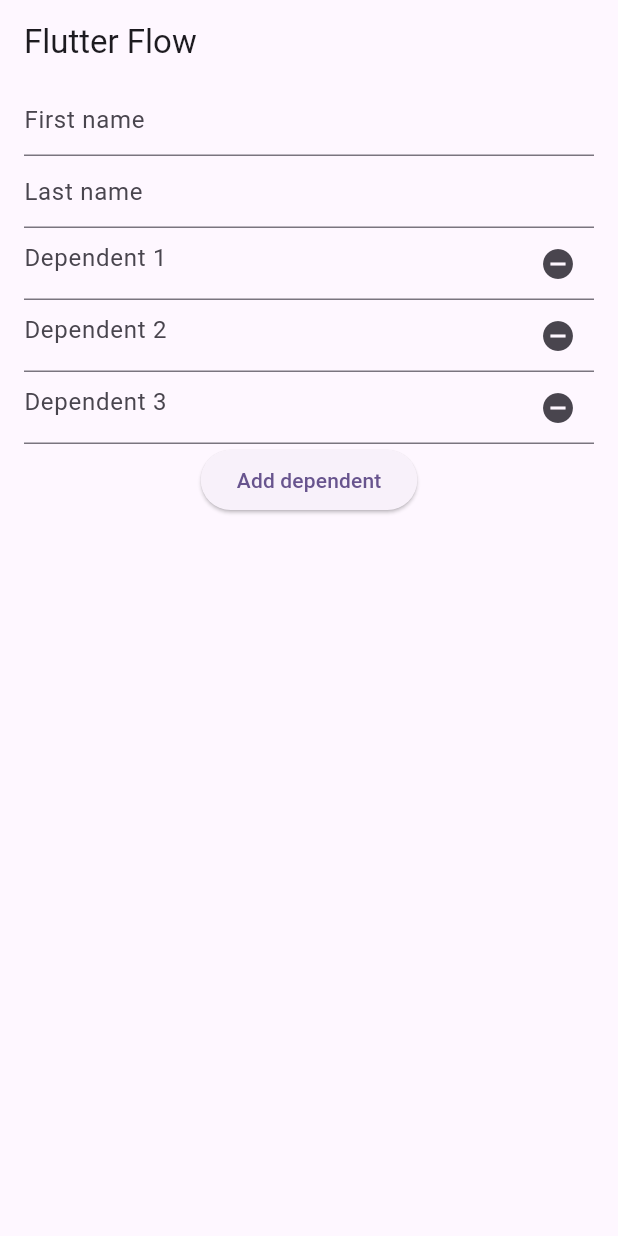
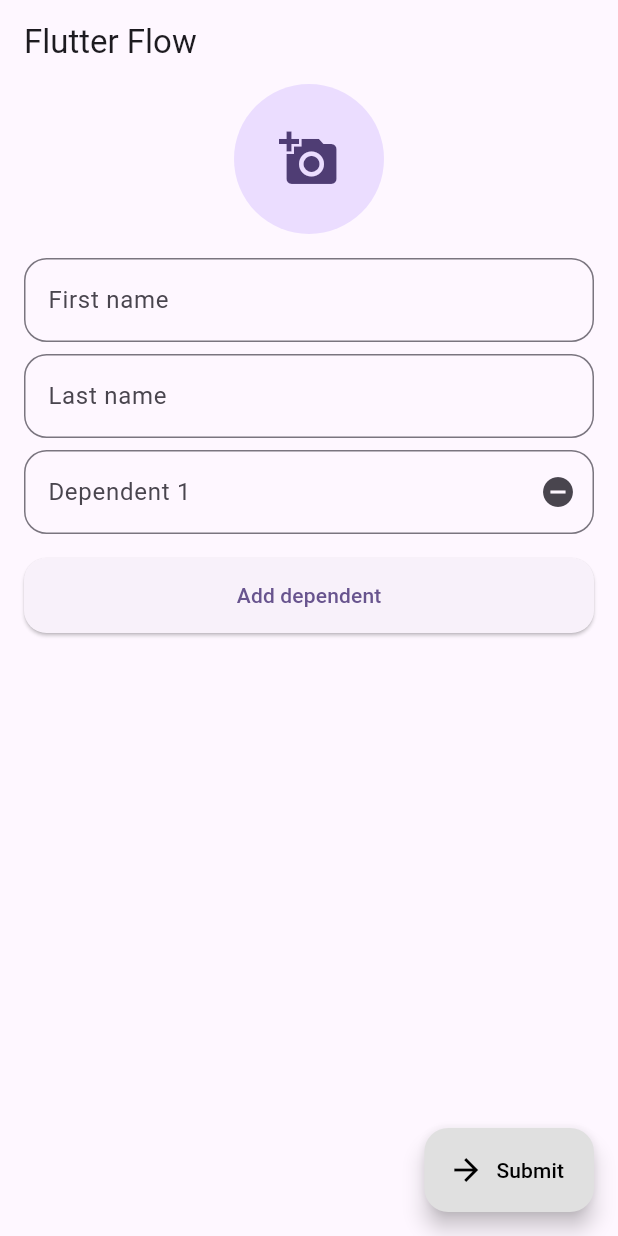
Before and after one commit to wal33d006/ff_project, a Flutter app: the screen it shows after launch, after a tap on "Add dependent", on a phone screen of 412 x 824 dp. Run offline on Flutter 3.47's test engine with Material 2 defaults, Android fonts, the phone set to English and light mode, and no system bars; our stand-ins replace equatable, flutter_bloc, fpdart, get_it, image_picker, permission_handler; missing offline and left inert: cryptography, encrypt.

Commit message:
Add account details page and fix navigation issues

```diff
--- a/lib/core/data/models/account_request_json.dart
+++ b/lib/core/data/models/account_request_json.dart
@@ -1,3 +1,5 @@
+import 'dart:convert';
+
 import 'package:ff_project/core/domain/models/create_account.dart';
 
 class AccountRequestJson {
@@ -18,8 +20,8 @@ class AccountRequestJson {
   factory AccountRequestJson.fromDomain(CreateAccount account) => AccountRequestJson(
         firstName: account.firstName,
         lastName: account.lastName,
-        photo: account.photo,
-        dependents: account.dependents,
+        photo: base64Encode(account.photo),
+        dependents: account.dependents.map((e) => e.name).toList(),
       );
 
   Map<String, dynamic> toJson() {
--- a/lib/core/domain/models/create_account.dart
+++ b/lib/core/domain/models/create_account.dart
@@ -1,10 +1,13 @@
+import 'dart:typed_data';
+
 import 'package:equatable/equatable.dart';
+import 'package:ff_project/features/create_account/domain/dependent.dart';
 
 class CreateAccount extends Equatable {
   final String firstName;
   final String lastName;
-  final String photo;
-  final List<String> dependents;
+  final Uint8List photo;
+  final List<Dependent> dependents;
 
   const CreateAccount({
     required this.firstName,
@@ -13,18 +16,18 @@ class CreateAccount extends Equatable {
     required this.dependents,
   });
 
-  factory CreateAccount.empty() => const CreateAccount(
+  factory CreateAccount.empty() => CreateAccount(
         firstName: '',
         lastName: '',
-        photo: '',
-        dependents: [],
+        photo: Uint8List(0),
+        dependents: const [],
       );
 
   CreateAccount copyWith({
     String? firstName,
     String? lastName,
-    String? photo,
-    List<String>? dependents,
+    Uint8List? photo,
+    List<Dependent>? dependents,
   }) =>
       CreateAccount(
         firstName: firstName ?? this.firstName,
--- /dev/null
+++ b/lib/features/account_details/account_details_initial_params.dart
@@ -0,0 +1,7 @@
+import 'package:ff_project/core/domain/models/account.dart';
+
+class AccountDetailsInitialParams {
+  final Account account;
+
+  const AccountDetailsInitialParams({required this.account});
+}
--- a/lib/features/create_account/create_account_navigator.dart
+++ b/lib/features/create_account/create_account_navigator.dart
@@ -1,8 +1,10 @@
+import 'package:ff_project/features/account_details/account_details_navigator.dart';
 import 'package:ff_project/navigation/app_navigator.dart';
 import 'package:ff_project/navigation/close_route.dart';
 import 'package:ff_project/navigation/error_dialog_route.dart';
+import 'package:ff_project/navigation/photo_picker_route.dart';
 
-class CreateAccountNavigator with CloseRoute, ErrorDialogRoute {
+class CreateAccountNavigator with CloseRoute, ErrorDialogRoute, PhotoPickerRoute, AccountDetailsRoute {
   const CreateAccountNavigator(this.appNavigator);
 
   @override
--- a/lib/features/create_account/create_account_page.dart
+++ b/lib/features/create_account/create_account_page.dart
@@ -1,5 +1,7 @@
 import 'package:ff_project/features/create_account/create_account_presentation_model.dart';
 import 'package:ff_project/features/create_account/create_account_presenter.dart';
+import 'package:ff_project/features/create_account/widgets/ff_button.dart';
+import 'package:ff_project/features/create_account/widgets/ff_text_field.dart';
 import 'package:flutter/material.dart';
 import 'package:flutter_bloc/flutter_bloc.dart';
 
@@ -18,35 +20,60 @@ class CreateAccountPage extends StatelessWidget {
             title: const Text('Flutter Flow'),
           ),
           body: Padding(
-            padding: EdgeInsets.symmetric(horizontal: 16),
+            padding: const EdgeInsets.symmetric(horizontal: 16),
+            child: state.isLoading
+                ? const Center(
+                    child: CircularProgressIndicator(),
+                  )
+                : SingleChildScrollView(
                     child: Column(
                       children: [
-                TextFormField(
-                  onChanged: presenter.onChangeFirstName,
-                  decoration: InputDecoration(hintText: 'First name'),
+                        if (state.photoMemory.isNotEmpty)
+                          CircleAvatar(
+                            radius: 50,
+                            backgroundImage: MemoryImage(state.photoMemory),
+                          )
+                        else
+                          CircleAvatar(
+                            radius: 50,
+                            child: InkWell(
+                              onTap: presenter.onTapAddPicture,
+                              child: const Icon(Icons.add_a_photo, size: 40),
                             ),
-                TextFormField(
-                  onChanged: presenter.onChangeLastName,
-                  decoration: InputDecoration(hintText: 'Last name'),
                           ),
+                        const SizedBox(height: 16),
+                        FFTextField(onChanged: presenter.onChangeFirstName, hintText: 'First name'),
+                        const SizedBox(height: 8),
+                        FFTextField(onChanged: presenter.onChangeLastName, hintText: 'Last name'),
+                        const SizedBox(height: 4),
                         ...state.dependents.map(
-                  (e) => TextFormField(
+                          (e) => Padding(
+                            padding: const EdgeInsets.symmetric(vertical: 4.0),
+                            child: FFTextField(
                               onChanged: (value) => presenter.onChangeDependent(value, e),
-                    decoration: InputDecoration(
                               hintText: 'Dependent ${state.dependents.indexOf(e) + 1}',
                               suffixIcon: InkWell(
                                 onTap: () => presenter.onRemoveDependent(e),
-                        child: Icon(Icons.remove_circle),
+                                child: const Icon(Icons.remove_circle),
                               ),
                             ),
                           ),
                         ),
-                ElevatedButton(
-                  onPressed: presenter.onTapAddDependent,
-                  child: Text('Add dependent'),
+                        const SizedBox(height: 12),
+                        SizedBox(
+                          width: double.infinity,
+                          child: FFButton(onTap: presenter.onTapAddDependent, label: 'Add dependent'),
                         ),
                       ],
                     ),
+                  ),
+          ),
+          floatingActionButton: FloatingActionButton.extended(
+            onPressed: state.isEnabled ? presenter.onTapSubmit : null,
+            backgroundColor: state.isEnabled ? null : Colors.grey[300],
+            foregroundColor: state.isEnabled ? null : Colors.black,
+            icon: const Icon(Icons.arrow_forward),
+            label: const Text('Submit'),
           ),
         );
       },
--- a/lib/features/create_account/create_account_presentation_model.dart
+++ b/lib/features/create_account/create_account_presentation_model.dart
@@ -1,36 +1,58 @@
+import 'dart:typed_data';
+
 import 'package:ff_project/features/create_account/create_account_initial_params.dart';
 import 'package:ff_project/features/create_account/domain/dependent.dart';
 
 class CreateAccountPresentationModel {
   final bool isLoading;
+  final bool isPhotoLoading;
   final List<Dependent> dependents;
   final String firstName;
   final String lastName;
+  final Uint8List photoMemory;
+
+  bool get isEnabled {
+    var dependentValidation = true;
+    for (var d in dependents) {
+      if (d.name.isEmpty) {
+        dependentValidation = false;
+      }
+    }
+    return firstName.isNotEmpty && lastName.isNotEmpty && photoMemory.isNotEmpty && dependentValidation && !isLoading;
+  }
 
   CreateAccountPresentationModel._({
     required this.isLoading,
+    required this.isPhotoLoading,
     required this.dependents,
     required this.firstName,
     required this.lastName,
+    required this.photoMemory,
   });
 
   CreateAccountPresentationModel.initial(CreateAccountInitialParams initialParams)
-      : dependents = [Dependent.empty(), Dependent.empty()],
+      : dependents = [],
         isLoading = false,
+        isPhotoLoading = false,
         lastName = '',
-        firstName = '';
+        firstName = '',
+        photoMemory = Uint8List(0);
 
   CreateAccountPresentationModel copyWith({
     bool? isLoading,
+    bool? isPhotoLoading,
     String? firstName,
     String? lastName,
     List<Dependent>? dependents,
+    Uint8List? photoMemory,
   }) =>
       CreateAccountPresentationModel._(
         isLoading: isLoading ?? this.isLoading,
+        isPhotoLoading: isPhotoLoading ?? this.isPhotoLoading,
         dependents: dependents ?? this.dependents,
         firstName: firstName ?? this.firstName,
         lastName: lastName ?? this.lastName,
+        photoMemory: photoMemory ?? this.photoMemory,
       );
 
   CreateAccountPresentationModel byRemovingDependent(Dependent e) {
--- /dev/null
+++ b/lib/features/create_account/widgets/ff_button.dart
@@ -0,0 +1,28 @@
+import 'package:flutter/material.dart';
+
+class FFButton extends StatelessWidget {
+  final String label;
+  final VoidCallback onTap;
+
+  const FFButton({
+    super.key,
+    required this.label,
+    required this.onTap,
+  });
+
+  @override
+  Widget build(BuildContext context) {
+    return SizedBox(
+      height: 50,
+      child: ElevatedButton(
+        style: ElevatedButton.styleFrom(
+          shape: RoundedRectangleBorder(
+            borderRadius: BorderRadius.circular(15),
+          ),
+        ),
+        onPressed: onTap,
+        child: Text(label),
+      ),
+    );
+  }
+}
--- /dev/null
+++ b/lib/features/create_account/widgets/ff_text_field.dart
@@ -0,0 +1,27 @@
+import 'package:flutter/material.dart';
+
+class FFTextField extends StatelessWidget {
+  final Function(String) onChanged;
+  final String hintText;
+  final Widget? suffixIcon;
+
+  const FFTextField({
+    super.key,
+    required this.onChanged,
+    this.hintText = '',
+    this.suffixIcon,
+  });
+
+  @override
+  Widget build(BuildContext context) {
+    return TextFormField(
+      onChanged: onChanged,
+      textCapitalization: TextCapitalization.words,
+      decoration: InputDecoration(
+        hintText: hintText,
+        border: OutlineInputBorder(borderRadius: BorderRadius.circular(15)),
+        suffixIcon: suffixIcon,
+      ),
+    );
+  }
+}
--- a/lib/main.dart
+++ b/lib/main.dart
@@ -4,6 +4,11 @@ import 'package:ff_project/core/data/repositories/rest_network_repository.dart';
 import 'package:ff_project/core/domain/repositories/account_repository.dart';
 import 'package:ff_project/core/domain/repositories/encryption_repository.dart';
 import 'package:ff_project/core/domain/use_cases/create_account_use_case.dart';
+import 'package:ff_project/features/account_details/account_details_initial_params.dart';
+import 'package:ff_project/features/account_details/account_details_navigator.dart';
+import 'package:ff_project/features/account_details/account_details_page.dart';
+import 'package:ff_project/features/account_details/account_details_presentation_model.dart';
+import 'package:ff_project/features/account_details/account_details_presenter.dart';
 import 'package:ff_project/features/create_account/create_account_initial_params.dart';
 import 'package:ff_project/features/create_account/create_account_navigator.dart';
 import 'package:ff_project/features/create_account/create_account_page.dart';
@@ -50,10 +55,28 @@ void _registerDependencies() {
       (initialParams, _) => CreateAccountPresenter(
         getIt(param1: initialParams),
         getIt(),
+        getIt(),
       ),
     )
     ..registerFactoryParam<CreateAccountPage, CreateAccountInitialParams, dynamic>(
       (initialParams, _) => CreateAccountPage(
+        presenter: getIt(param1: initialParams),
+      ),
+    )
+    ..registerFactory<AccountDetailsNavigator>(
+      () => AccountDetailsNavigator(getIt()),
+    )
+    ..registerFactoryParam<AccountDetailsPresentationModel, AccountDetailsInitialParams, dynamic>(
+      (params, _) => AccountDetailsPresentationModel.initial(params),
+    )
+    ..registerFactoryParam<AccountDetailsPresenter, AccountDetailsInitialParams, dynamic>(
+      (initialParams, _) => AccountDetailsPresenter(
+        getIt(param1: initialParams),
+        getIt(),
+      ),
+    )
+    ..registerFactoryParam<AccountDetailsPage, AccountDetailsInitialParams, dynamic>(
+      (initialParams, _) => AccountDetailsPage(
         presenter: getIt(param1: initialParams),
       ),
     );
@@ -65,6 +88,7 @@ class MyApp extends StatelessWidget {
   @override
   Widget build(BuildContext context) {
     return MaterialApp(
+      navigatorKey: AppNavigator.navigatorKey,
       debugShowCheckedModeBanner: false,
       title: 'Flutter Demo',
       theme: ThemeData(
--- a/pubspec.yaml
+++ b/pubspec.yaml
@@ -42,6 +42,8 @@ dependencies:
   infinite_scroll_pagination: ^4.0.0
   flutter_dotenv: ^5.1.0
   uuid: any
+  image_picker: ^1.0.4
+  permission_handler: ^11.0.1
 
 
   # The following adds the Cupertino Icons font to your application.
```
Also changed, not shown: lib/features/account_details/account_details_navigator.dart (added, +20 -0 lines), lib/features/account_details/account_details_page.dart (added, +55 -0 lines), lib/features/account_details/account_details_presentation_model.dart (added, +21 -0 lines), lib/features/account_details/account_details_presenter.dart (added, +14 -0 lines), lib/features/create_account/create_account_presenter.dart (+40 -0 lines), lib/navigation/photo_picker_route.dart (added, +29 -0 lines), pubspec.lock, 12 other files. Lines whose indentation alone changed are shown as unchanged.
